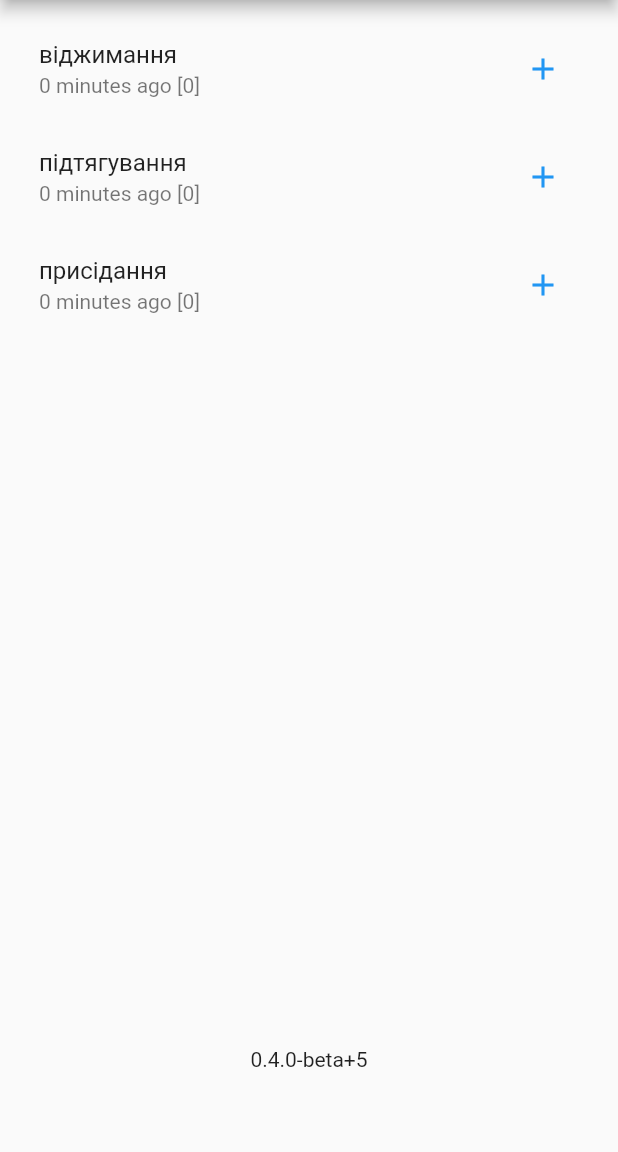
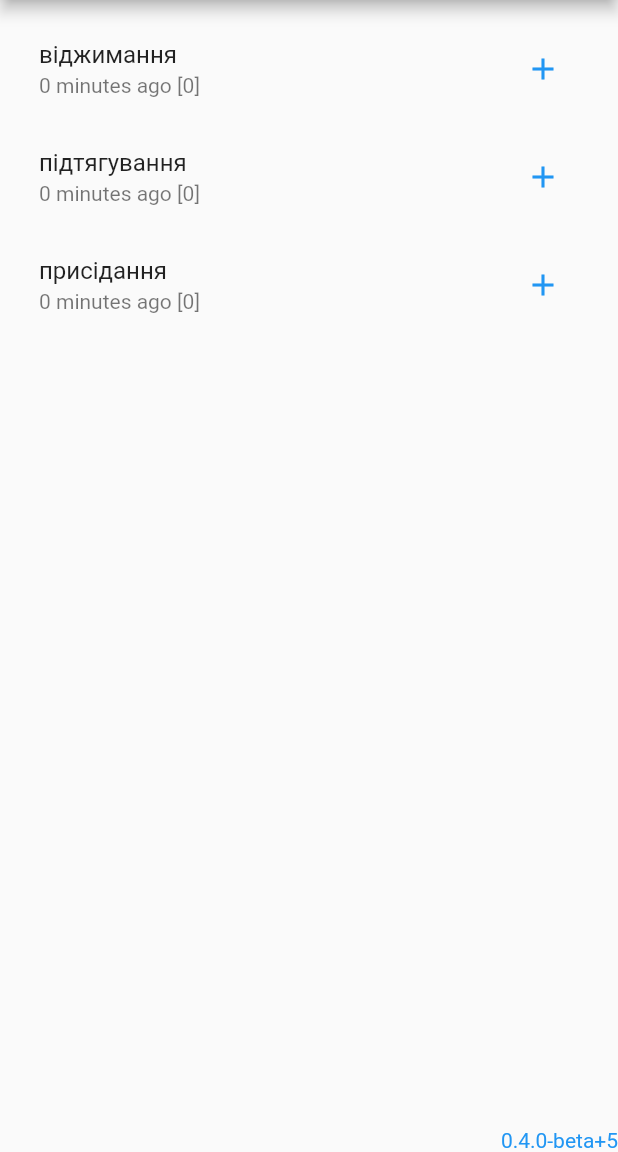
Before and after one commit to oleksabor/work-tracker, a Flutter app: the screen it shows after launch, on a phone screen of 412 x 824 dp, the part 84-1236 px from its top. Run offline on Flutter 3.47's test engine with Material 2 defaults, Android fonts, the phone set to English and light mode, and no system bars; our stand-ins replace hive, package_info_plus; accounts and stored records are empty.

Commit message:
version text alignment

```diff
--- a/lib/views/main_items_page.dart
+++ b/lib/views/main_items_page.dart
@@ -123,7 +123,10 @@ class _MainItemsPageState extends LifecycleWatcherState<MainItemsPage> {
                             );
                     },
                   )),
-              Expanded(flex: 1, child: getVersionText())
+              Row(
+                children: [getVersionText()],
+                mainAxisAlignment: MainAxisAlignment.end,
+              )
             ])
         // floatingActionButton: FloatingActionButton(
         //   onPressed: _incrementCounter,
@@ -152,7 +155,9 @@ class _MainItemsPageState extends LifecycleWatcherState<MainItemsPage> {
         initialData: "version",
         builder: (context, snapshot) {
           return snapshot.hasData
-              ? Text(snapshot.data!)
+              ? Text(snapshot.data!,
+                  style:
+                      TextStyle(color: Theme.of(context).colorScheme.primary))
               : const Center(child: CircularProgressIndicator());
         });
   }
```
